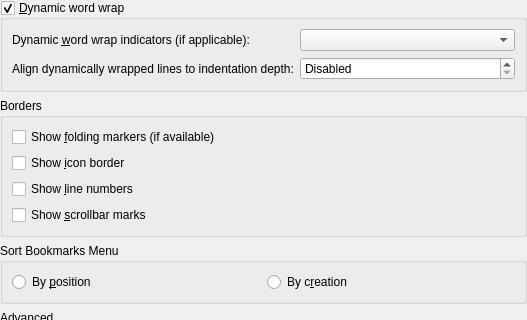
First picture: the form in part/dialogs/appearanceconfigwidget.ui, repository KDE/kate, before the edit; both pictures show x 0 to 527 and y 0 to 320 of the 527 by 555 pixel window.
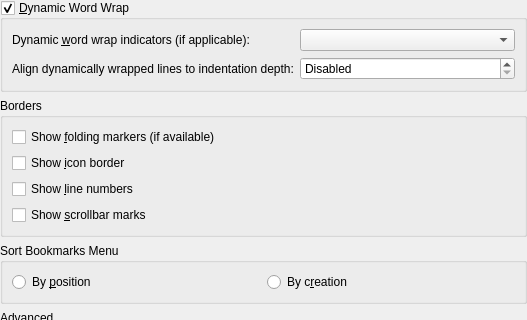
Second picture: the form after the edit. Custom widgets are drawn as their Qt base class.

Commit message: add what's this tip again

What changed in the file:
```diff
--- a/part/dialogs/appearanceconfigwidget.ui
+++ b/part/dialogs/appearanceconfigwidget.ui
@@ -19,7 +19,7 @@
    <item>
     <widget class="QGroupBox" name="gbWordWrap" >
      <property name="title" >
-      <string>&amp;Dynamic word wrap</string>
+      <string>&amp;Dynamic Word Wrap</string>
      </property>
      <property name="checkable" >
       <bool>true</bool>
```
Left out of the diff: 3 changed lines with no effect on the pictures.
